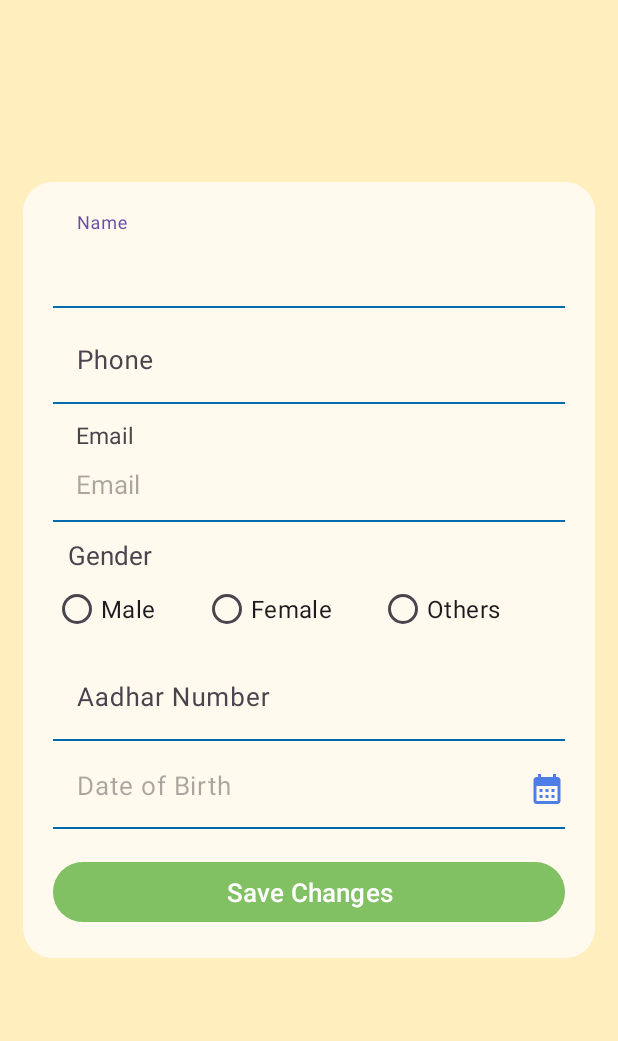
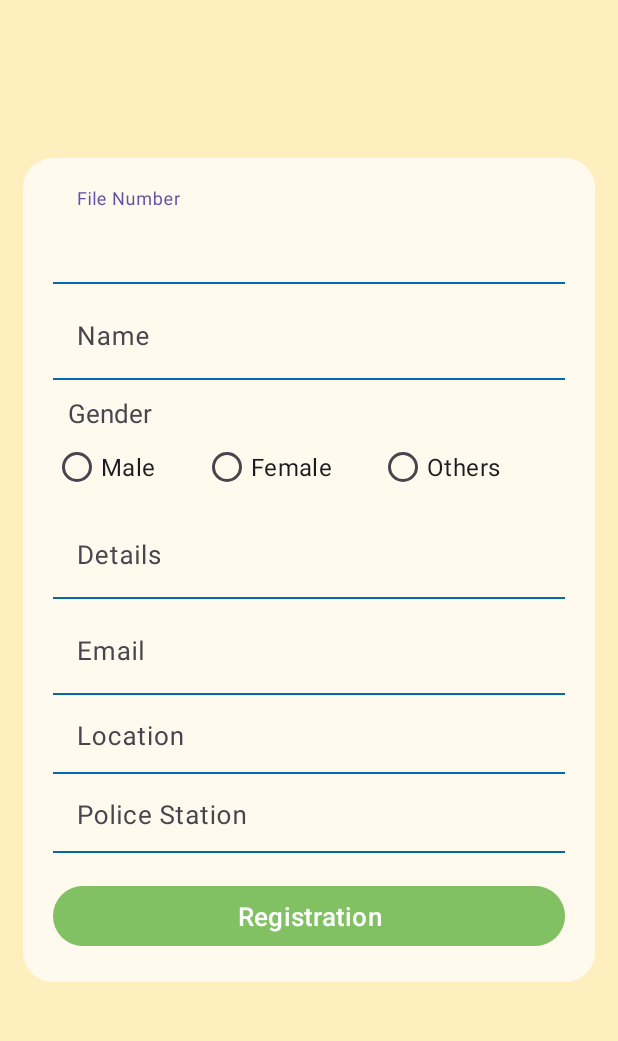
Before and after one commit to AnirbanSikdar2020/PoliceMitra, an Android app: the crime_add screen opened directly, with no data from a screen before it, on a phone screen of 412 x 824 dp, the part 96-1137 px from its top. Run offline under Robolectric (Android 15) with nearby library versions, the phone set to English and light mode, and no system bars.

Commit message:
crimeadd

```diff
--- a/app/src/main/res/layout/activity_crime_add.xml
+++ b/app/src/main/res/layout/activity_crime_add.xml
@@ -19,14 +19,30 @@
             android:background="@drawable/logindiv"
             android:orientation="vertical"
             android:padding="20dp">
+            <com.google.android.material.textfield.TextInputLayout
+                android:id="@+id/textInputFileNumber"
+                android:layout_width="match_parent"
+                android:layout_height="wrap_content">
 
+                <EditText
+                    android:id="@+id/F_Number"
+
+                    android:layout_width="match_parent"
+                    android:layout_height="wrap_content"
+                    android:layout_gravity="center"
+                    android:background="@drawable/textbox"
+                    android:hint="File Number"
+                    android:inputType="text"
+                    android:textSize="17sp" />
+            </com.google.android.material.textfield.TextInputLayout>
             <com.google.android.material.textfield.TextInputLayout
-                android:id="@+id/textInputName"
+                android:id="@+id/textInputAadhar"
                 android:layout_width="match_parent"
                 android:layout_height="wrap_content">
 
                 <EditText
                     android:id="@+id/name"
+
                     android:layout_width="match_parent"
                     android:layout_height="wrap_content"
                     android:layout_gravity="center"
@@ -35,50 +51,6 @@
                     android:inputType="text"
                     android:textSize="17sp" />
             </com.google.android.material.textfield.TextInputLayout>
-
-            <com.google.android.material.textfield.TextInputLayout
-                android:id="@+id/textInputPhone"
-                android:layout_width="match_parent"
-                android:layout_height="wrap_content">
-
-                <EditText
-                    android:id="@+id/phone"
-                    android:layout_width="match_parent"
-                    android:layout_height="wrap_content"
-                    android:layout_gravity="center"
-                    android:background="@drawable/textbox"
-                    android:hint="Phone"
-                    android:inputType="phone"
-                    android:textSize="17sp" />
-            </com.google.android.material.textfield.TextInputLayout>
-
-            <com.google.android.material.textfield.TextInputLayout
-                android:id="@+id/textInputEmail"
-                android:layout_width="match_parent"
-                android:layout_height="wrap_content">
-
-                <TextView
-                    android:layout_width="wrap_content"
-                    android:layout_height="wrap_content"
-                    android:layout_marginLeft="15dp"
-                    android:layout_marginTop="10dp"
-                    android:text="Email"
-                    android:textSize="15sp" />
-
-                <TextView
-                    android:id="@+id/email"
-                    android:layout_width="match_parent"
-                    android:layout_height="wrap_content"
-                    android:layout_gravity="center"
-                    android:background="@drawable/textbox"
-                    android:hint="Email"
-                    android:inputType="textEmailAddress"
-                    android:paddingLeft="15dp"
-                    android:paddingTop="10dp"
-                    android:paddingBottom="13dp"
-                    android:textSize="17sp" />
-            </com.google.android.material.textfield.TextInputLayout>
-
             <com.google.android.material.textfield.TextInputLayout
                 android:id="@+id/textInputGender"
                 android:layout_width="match_parent"
@@ -127,63 +99,91 @@
             </com.google.android.material.textfield.TextInputLayout>
 
             <com.google.android.material.textfield.TextInputLayout
-                android:id="@+id/textInputAadhar"
+                android:id="@+id/textInputName"
                 android:layout_width="match_parent"
                 android:layout_height="wrap_content">
 
                 <EditText
-                    android:id="@+id/aadhar"
-
+                    android:id="@+id/details"
                     android:layout_width="match_parent"
                     android:layout_height="wrap_content"
                     android:layout_gravity="center"
                     android:background="@drawable/textbox"
-                    android:hint="Aadhar Number"
-                    android:inputType="number"
+                    android:hint="Details"
+                    android:inputType="text"
                     android:textSize="17sp" />
             </com.google.android.material.textfield.TextInputLayout>
 
             <com.google.android.material.textfield.TextInputLayout
-                android:id="@+id/textInputDob"
+                android:id="@+id/textInputPhone"
                 android:layout_width="match_parent"
                 android:layout_height="wrap_content">
 
-                <LinearLayout
+                <EditText
+                    android:id="@+id/Email"
                     android:layout_width="match_parent"
                     android:layout_height="wrap_content"
-                    android:orientation="horizontal">
+                    android:layout_gravity="center"
+                    android:background="@drawable/textbox"
+                    android:hint="Email"
+                    android:inputType="text"
+                    android:textSize="17sp" />
+            </com.google.android.material.textfield.TextInputLayout>
+
+            <com.google.android.material.textfield.TextInputLayout
+                android:id="@+id/textInputLocation"
+                android:layout_width="match_parent"
+                android:layout_height="wrap_content">
+
+
 
                 <EditText
-                        android:id="@+id/dob"
-                        android:layout_width="0dp"
+                    android:id="@+id/location"
+                    android:layout_width="match_parent"
                     android:layout_height="wrap_content"
-                        android:layout_weight="1"
+                    android:layout_gravity="center"
                     android:background="@drawable/textbox"
-                        android:hint="Date of Birth"
-                        android:paddingEnd="60dp"
-                        android:singleLine="true"
+                    android:hint="Location"
+                    android:inputType="text"
+                    android:paddingLeft="15dp"
+                    android:paddingTop="10dp"
+                    android:paddingBottom="13dp"
                     android:textSize="17sp" />
+            </com.google.android.material.textfield.TextInputLayout>
+            <com.google.android.material.textfield.TextInputLayout
+                android:id="@+id/textInputEmail"
+                android:layout_width="match_parent"
+                android:layout_height="wrap_content">
 
-                    <ImageButton
-                        android:id="@+id/calendar"
-                        android:layout_width="wrap_content"
+
+
+                <EditText
+                    android:id="@+id/police_station"
+                    android:layout_width="match_parent"
                     android:layout_height="wrap_content"
-                        android:layout_marginLeft="-60dp"
-                        android:layout_marginTop="20dp"
-                        android:background="#00FFFFFF"
-                        android:src="@drawable/baseline_calendar_month_24" />
-                </LinearLayout>
+                    android:layout_gravity="center"
+                    android:background="@drawable/textbox"
+                    android:hint="Police Station"
+                    android:inputType=""
+                    android:paddingLeft="15dp"
+                    android:paddingTop="10dp"
+                    android:paddingBottom="13dp"
+                    android:textSize="17sp" />
             </com.google.android.material.textfield.TextInputLayout>
 
+
+
+
+
             <Button
-                android:id="@+id/updateBtn"
+                android:id="@+id/Registration"
                 android:layout_width="match_parent"
                 android:layout_height="wrap_content"
                 android:layout_gravity="center"
                 android:layout_marginTop="18dp"
                 android:backgroundTint="#5B279700"
                 android:padding="6dp"
-                android:text="Save Changes"
+                android:text="Registration"
                 android:textAllCaps="false"
                 android:textSize="17sp" />
         </LinearLayout>
```
Also changed, not shown: app/src/main/res/drawable/pic_4.jpg (added). Lines whose indentation alone changed are shown as unchanged.
